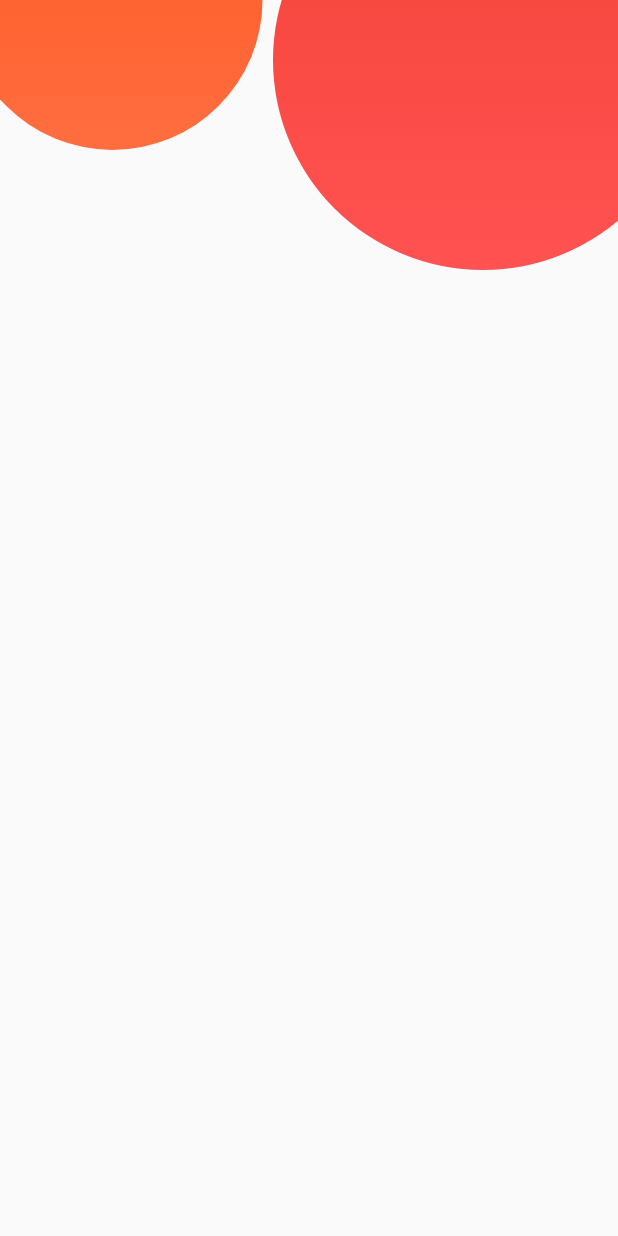
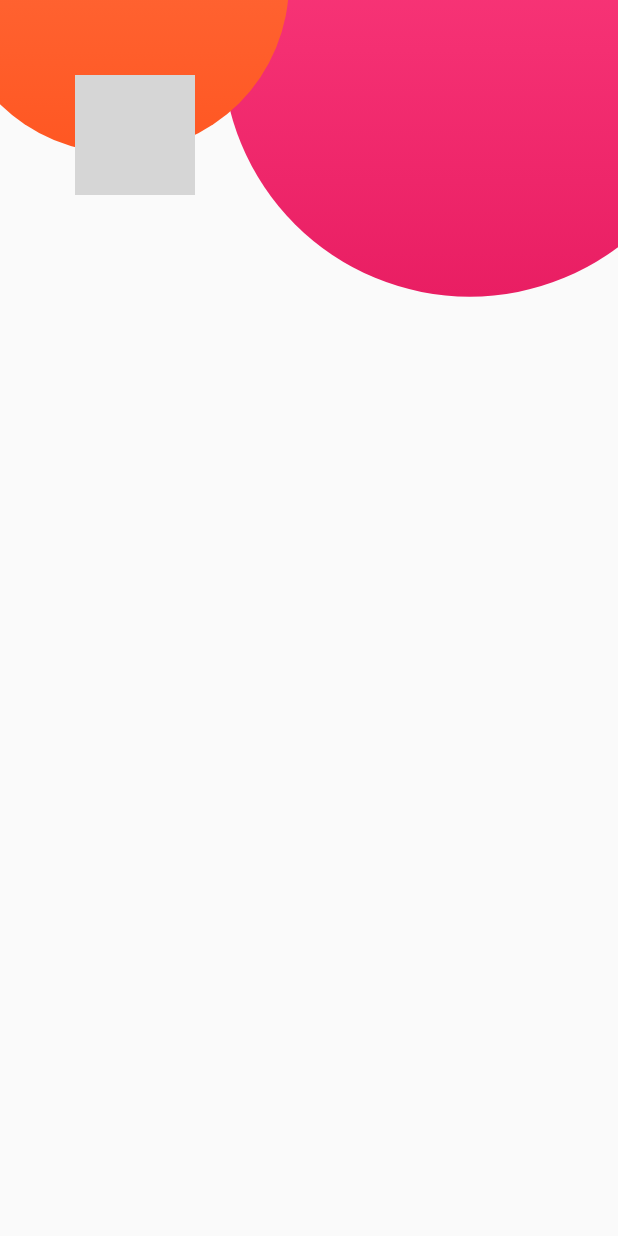
Before and after one commit to vargascarlitos/flutter_consume_api, a Flutter app: the screen it shows after launch, on a phone screen of 412 x 824 dp. Run offline on Flutter 3.47's test engine with Material 2 defaults, Android fonts, the phone set to English and light mode, and no system bars; our stand-ins replace flutter_svg; grey boxes are pictures that could not be loaded.

Commit message:
use  mediaQuery

```diff
--- /dev/null
+++ b/lib/_widgets/icon_container.dart
@@ -0,0 +1,19 @@
+import 'package:flutter/material.dart';
+import 'package:flutter_svg/flutter_svg.dart';
+
+class IconContainer extends StatelessWidget {
+
+  @override
+  Widget build(BuildContext context) {
+    return Container(
+      width: 180,
+      height: 180,
+      padding: EdgeInsets.all(20),
+      //color: Colors.white,
+      child: Center(
+        child: SvgPicture.asset("assets/icon.png", width: 80, height: 80,),
+      ),
+    );
+  }
+
+}
--- a/lib/pages/home_pages.dart
+++ b/lib/pages/home_pages.dart
@@ -1,5 +1,6 @@
 import 'package:flutter/material.dart';
 import 'package:flutter_consume_api/_widgets/circle.dart';
+import 'package:flutter_consume_api/_widgets/icon_container.dart';
 
 class HomePage extends StatefulWidget {
   @override
@@ -9,6 +10,8 @@ class HomePage extends StatefulWidget {
 class _HomePageState extends State<HomePage> {
   @override
   Widget build(BuildContext context) {
+    final Size size = MediaQuery.of(context).size;
+
     return Scaffold(
       body: SafeArea(
           child: Container(
@@ -17,19 +20,21 @@ class _HomePageState extends State<HomePage> {
         child: Stack(
           children: [
             Positioned(
-                top: -100,
-                right: -50,
+                top: -(size.width*0.8)*0.4,
+                right: -(size.width*0.8)*0.2,
                 child: Circle(
-                  size: 280.0,
-                  colors: [Colors.red, Colors.redAccent],
+                  size: size.width*0.8,
+                  colors: [Colors.pinkAccent, Colors.pink],
                 )),
             Positioned(
-                top: -100,
-                left: -25,
+                top: -(size.width*0.55)*0.55,
+                left: -(size.width*0.55)*0.15,
                 child: Circle(
-                  size: 200.0,
-                  colors: [Colors.deepOrange, Colors.deepOrangeAccent],
+                  size: size.width*0.55,
+                  colors: [Colors.deepOrangeAccent, Colors.deepOrange],
                 )),
+            Positioned(
+                child: IconContainer())
           ],
         ),
       )),
```
Also changed, not shown: pubspec.yaml (+4 -3 lines), assets/icon.png (added), pubspec.lock.
